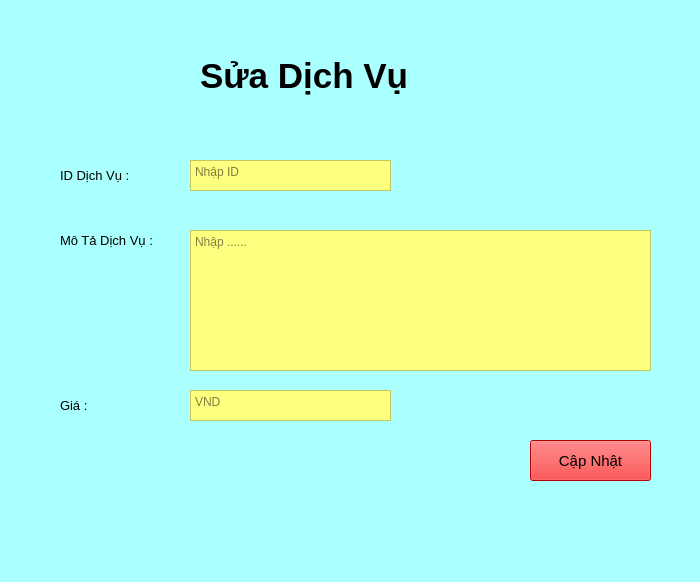
Above: Ui/SuaDichVu.ui from alexsnow2003/PythonMaster before the change. Below: the same form after it.
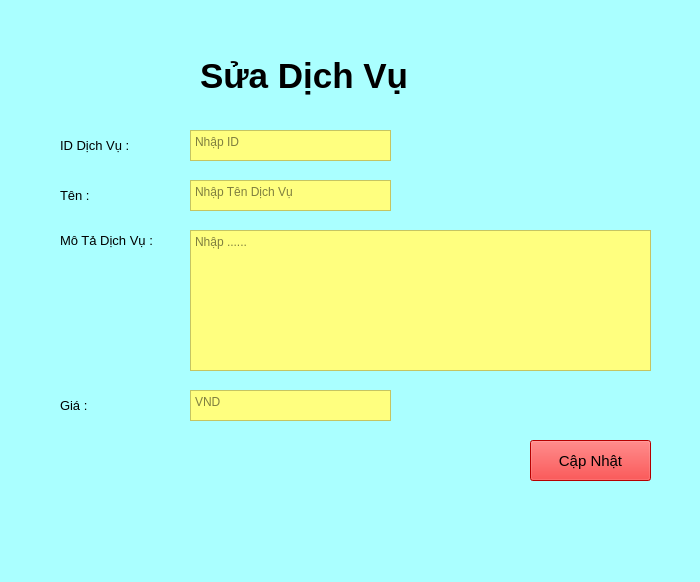
That is the form after the change. Icons and pictures are not drawn.

The edit to the form file:
```diff
--- a/Ui/SuaDichVu.ui
+++ b/Ui/SuaDichVu.ui
@@ -45,7 +45,7 @@
     <property name="geometry">
      <rect>
       <x>60</x>
-      <y>160</y>
+      <y>130</y>
       <width>101</width>
       <height>31</height>
      </rect>
@@ -102,7 +102,7 @@
     <property name="geometry">
      <rect>
       <x>190</x>
-      <y>160</y>
+      <y>130</y>
       <width>201</width>
       <height>31</height>
      </rect>
@@ -167,6 +167,43 @@
      <string>Cập Nhật</string>
     </property>
    </widget>
+   <widget class="QLabel" name="label_5">
+    <property name="geometry">
+     <rect>
+      <x>60</x>
+      <y>180</y>
+      <width>101</width>
+      <height>31</height>
+     </rect>
+    </property>
+    <property name="font">
+     <font>
+      <pointsize>10</pointsize>
+     </font>
+    </property>
+    <property name="layoutDirection">
+     <enum>Qt::LeftToRight</enum>
+    </property>
+    <property name="text">
+     <string>Tên :</string>
+    </property>
+   </widget>
+   <widget class="QTextEdit" name="textEdit_4">
+    <property name="geometry">
+     <rect>
+      <x>190</x>
+      <y>180</y>
+      <width>201</width>
+      <height>31</height>
+     </rect>
+    </property>
+    <property name="styleSheet">
+     <string notr="true">background-color: rgb(255, 255, 127);</string>
+    </property>
+    <property name="placeholderText">
+     <string>Nhập Tên Dịch Vụ</string>
+    </property>
+   </widget>
   </widget>
   <widget class="QMenuBar" name="menubar">
    <property name="geometry">
```
